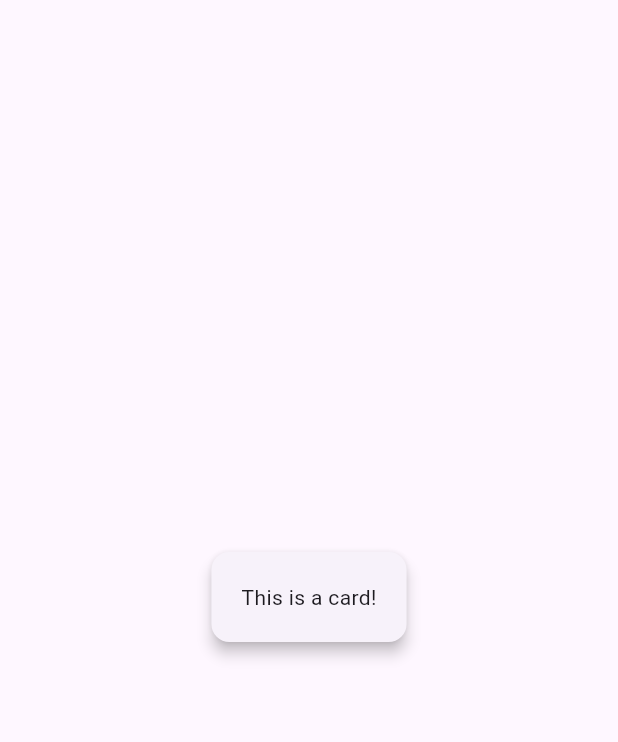
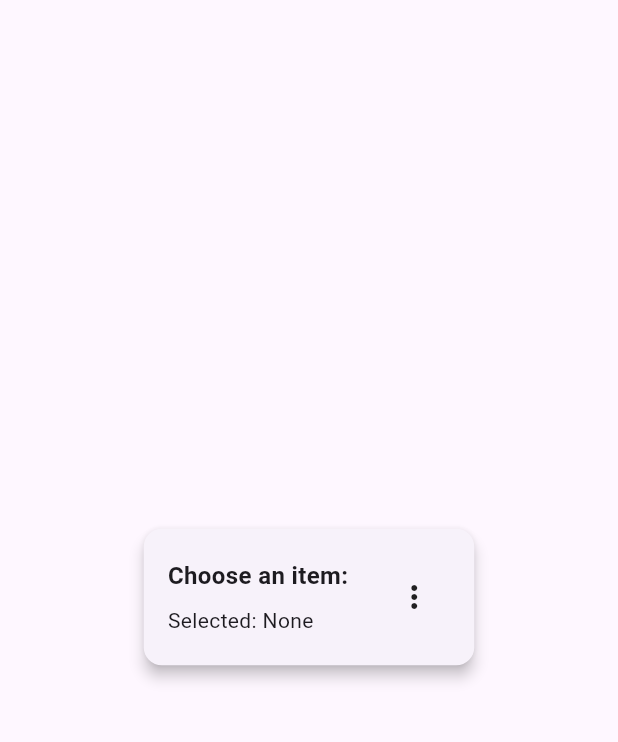
Before and after one commit to BirasaDivine/Flutter-Projects, a Flutter app: the screen it shows after launch, on a phone screen of 412 x 824 dp, the part 63-805 px from its top. Run offline on Flutter 3.47's test engine with Material 3 defaults, Android fonts, the phone set to English and light mode, and no system bars; accounts and stored records are empty.

Commit message:
feat(state): add selectedMenu state and label display

```diff
--- a/popup_menu_demo/lib/main.dart
+++ b/popup_menu_demo/lib/main.dart
@@ -1,4 +1,8 @@
 import 'package:flutter/material.dart';
+
+/// PopupMenuButton demo that uses an enum and updates a `selectedMenu` field.
+
+enum SampleItem { itemOne, itemTwo, itemThree }
 
 void main() => runApp(const PopupMenuApp());
 
@@ -8,15 +12,92 @@ class PopupMenuApp extends StatelessWidget {
   @override
   Widget build(BuildContext context) {
     return MaterialApp(
-      home: Scaffold(
-        appBar: AppBar(title: const Text('PopupMenuButton Demo')),
-        body: Center(
-          child: Card(
-            elevation: 4,
-            margin: const EdgeInsets.all(20),
-            child: const Padding(
-              padding: EdgeInsets.all(20),
-              child: Text('This is a card!'),
+      title: 'PopupMenuButton Demo',
+      theme: ThemeData(primarySwatch: Colors.deepPurple),
+      home: const PopupMenuExample(),
+    );
+  }
+}
+
+class PopupMenuExample extends StatefulWidget {
+  const PopupMenuExample({super.key});
+
+  @override
+  State<PopupMenuExample> createState() => _PopupMenuExampleState();
+}
+
+class _PopupMenuExampleState extends State<PopupMenuExample> {
+  // State field to store the selected menu item
+  SampleItem? selectedMenu;
+
+  // Convert enum to readable string
+  String _labelFor(SampleItem? item) {
+    switch (item) {
+      case SampleItem.itemOne:
+        return 'Item 1';
+      case SampleItem.itemTwo:
+        return 'Item 2';
+      case SampleItem.itemThree:
+        return 'Item 3';
+      default:
+        return 'None';
+    }
+  }
+
+  @override
+  Widget build(BuildContext context) {
+    return Scaffold(
+      appBar: AppBar(title: const Text('PopupMenuButton Demo')),
+      body: Center(
+        child: Card(
+          elevation: 4,
+          margin: const EdgeInsets.all(20),
+          child: Padding(
+            padding: const EdgeInsets.symmetric(horizontal: 16.0, vertical: 20),
+            child: Row(
+              mainAxisSize: MainAxisSize.min,
+              children: [
+                Column(
+                  mainAxisSize: MainAxisSize.min,
+                  crossAxisAlignment: CrossAxisAlignment.start,
+                  children: [
+                    const Text(
+                      'Choose an item:',
+                      style: TextStyle(
+                        fontSize: 16,
+                        fontWeight: FontWeight.bold,
+                      ),
+                    ),
+                    const SizedBox(height: 8),
+                    Text('Selected: ${_labelFor(selectedMenu)}'),
+                  ],
+                ),
+                const SizedBox(width: 20),
+                PopupMenuButton<SampleItem>(
+                  icon: const Icon(Icons.more_vert),
+                  onSelected: (SampleItem item) {
+                    setState(() => selectedMenu = item);
+                    ScaffoldMessenger.of(context).showSnackBar(
+                      SnackBar(content: Text('Selected ${_labelFor(item)}')),
+                    );
+                  },
+                  itemBuilder: (BuildContext context) =>
+                      <PopupMenuEntry<SampleItem>>[
+                        const PopupMenuItem(
+                          value: SampleItem.itemOne,
+                          child: Text('Item 1'),
+                        ),
+                        const PopupMenuItem(
+                          value: SampleItem.itemTwo,
+                          child: Text('Item 2'),
+                        ),
+                        const PopupMenuItem(
+                          value: SampleItem.itemThree,
+                          child: Text('Item 3'),
+                        ),
+                      ],
+                ),
+              ],
             ),
           ),
         ),
```
